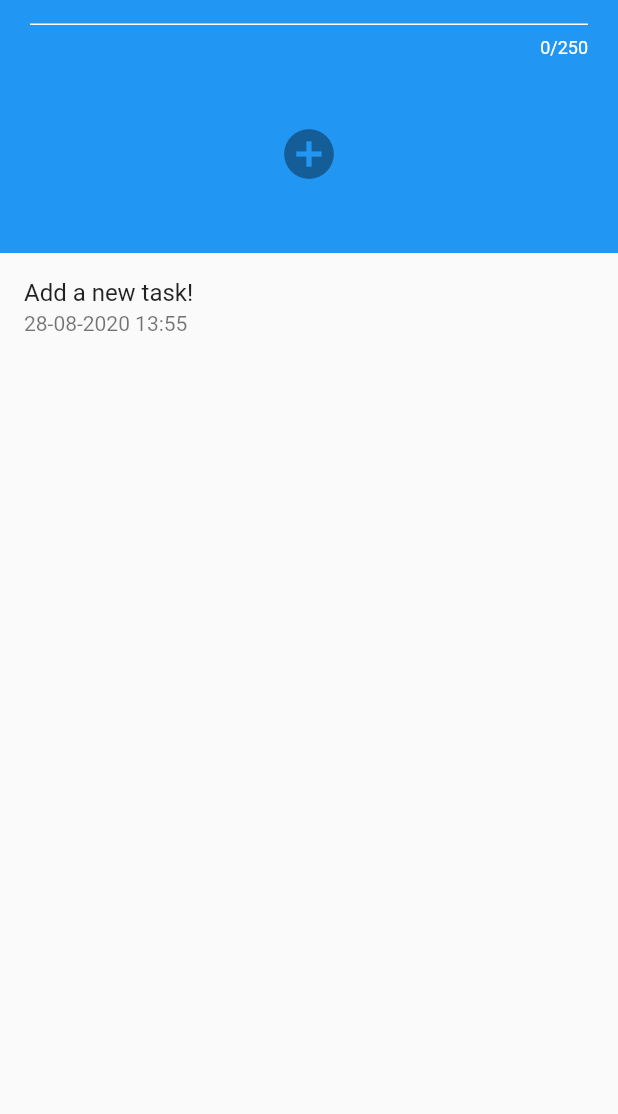
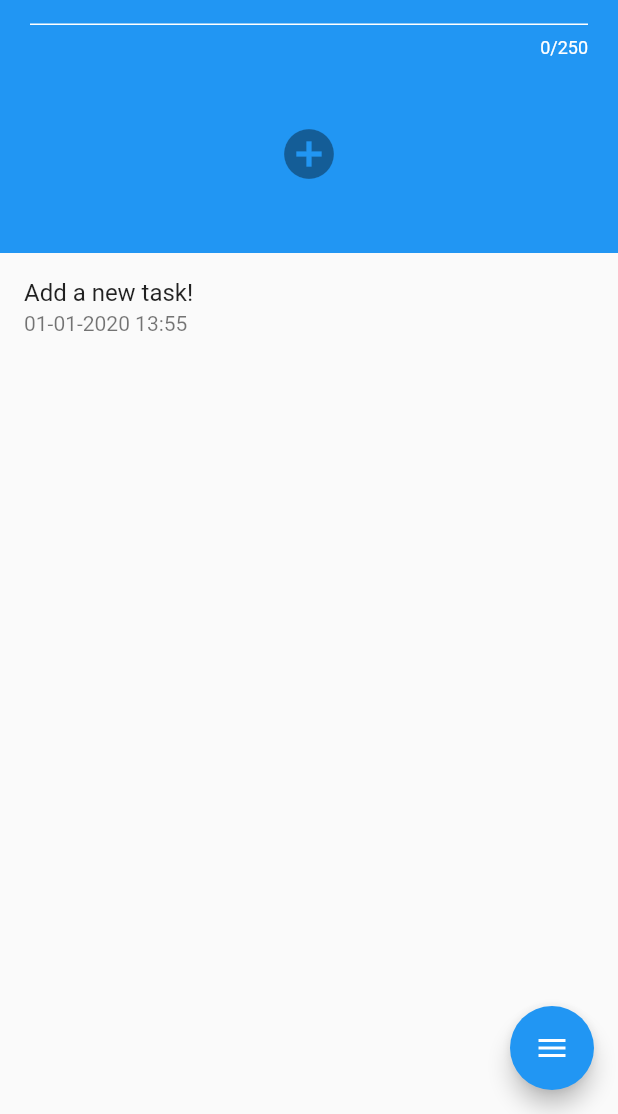
Before and after one commit to Anerak/to-do-flutter-app, a Flutter app: the screen it shows after launch, on a phone screen of 412 x 824 dp, the part 122-1236 px from its top. Run offline on Flutter 3.47's test engine with Material 2 defaults, Android fonts, the phone set to English and light mode, and no system bars; drawn by our look-alikes of flutter_speed_dial; our stand-ins replace shared_preferences, sqflite; accounts and stored records are empty; statements that could not run were skipped.

Commit message:
Added Undo snackbar, list sorting

```diff
--- a/lib/src/blocs/db_provider.dart
+++ b/lib/src/blocs/db_provider.dart
@@ -35,7 +35,7 @@ class DBProvider {
         await db.insert(
             'Tasks',
             new TaskModel(
-                    title: 'Add a new task!', date: '28-08-2020', time: '13:55')
+                    title: 'Add a new task!', date: '01-01-2020', time: '13:55')
                 .toJson());
       },
     );
--- a/lib/src/models/userprefs.dart
+++ b/lib/src/models/userprefs.dart
@@ -20,6 +20,10 @@ class UserPrefs {
         accentColor: Colors.white,
         hintColor: Colors.white,
         accentIconTheme: IconThemeData(color: Colors.purple),
+        floatingActionButtonTheme: FloatingActionButtonThemeData(
+          backgroundColor: Colors.purple,
+          foregroundColor: Colors.white,
+        ),
       );
     } else {
       return ThemeData.dark();
--- a/lib/src/pages/list_page.dart
+++ b/lib/src/pages/list_page.dart
@@ -1,5 +1,6 @@
 import 'package:flutter/material.dart';
 import 'package:intl/intl.dart';
+import 'package:flutter_speed_dial/flutter_speed_dial.dart';
 
 import 'package:todo_app/src/blocs/db_provider.dart';
 import 'package:todo_app/src/blocs/tasks_bloc.dart';
@@ -15,6 +16,8 @@ class _TodoListPageState extends State<TodoListPage> {
   String _title = '';
   String _date = '';
   String _time = '';
+  int _order = 0;
+  bool _ascOrder = true;
 
   bool _editMode = false;
   TaskModel _currentTask = new TaskModel();
@@ -34,6 +37,7 @@ class _TodoListPageState extends State<TodoListPage> {
     return SafeArea(
       child: Scaffold(
         drawer: MenuWidget(),
+        floatingActionButton: _speedDial(),
         body: CustomScrollView(
           slivers: [
             _addTaskHeader(),
@@ -41,6 +45,34 @@ class _TodoListPageState extends State<TodoListPage> {
           ],
         ),
       ),
+    );
+  }
+
+  SpeedDial _speedDial() {
+    List<IconData> _icons = [
+      Icons.format_list_bulleted,
+      Icons.sort_by_alpha,
+      Icons.access_time,
+      Icons.date_range,
+    ];
+    return SpeedDial(
+      animatedIcon: AnimatedIcons.menu_close,
+      closeManually: true,
+      shape: CircleBorder(),
+      marginBottom: 20.0,
+      children: [
+        SpeedDialChild(
+          child: Icon(_ascOrder ? Icons.arrow_downward : Icons.arrow_upward),
+          onTap: () => setState(() => _ascOrder = !_ascOrder),
+        ),
+        SpeedDialChild(
+          child: Icon(_icons[_order]),
+          onTap: () => setState(() {
+            _order++;
+            if (_order >= _icons.length) _order = 0;
+          }),
+        ),
+      ],
     );
   }
 
@@ -151,12 +183,7 @@ class _TodoListPageState extends State<TodoListPage> {
                     : () {
                         FocusScope.of(context).requestFocus(new FocusNode());
                         _submitTask();
-                        }
-
-                  /*() {
-                  FocusScope.of(context).requestFocus(new FocusNode());
-                  _title.trim() != null ? _submitTask() : (){ null };
-                },*/
+                      },
               )
             ],
           ),
@@ -169,45 +196,46 @@ class _TodoListPageState extends State<TodoListPage> {
     return StreamBuilder(
       stream: _tasksBloc.taskStream,
       builder: (BuildContext context, snapshot) {
-        if (!snapshot.hasData)
+        if (!snapshot.hasData || snapshot.data.length == 0)
           return SliverToBoxAdapter(
             // make sure to keep this SliverToBoxAdapter, otherwise the Center widget will make the app crash and we don't want that.
             child: Center(
-              child: Text('No pending tasks'),
+              child: Column(
+                children: [
+                  SizedBox(
+                    height: 20.0,
+                  ),
+                  Text(
+                    'No pending tasks',
+                    style: TextStyle(fontSize: 20.0, color: Colors.grey),
+                  ),
+                ],
+              ),
             ),
           );
-        final List<TaskModel> data = snapshot.data;
+        final List<TaskModel> data = _orderList(snapshot.data, _order);
         return SliverList(
           delegate: SliverChildBuilderDelegate(
             (BuildContext context, int index) {
-              if (data.length == null || data.length == 0)
-                return ListTile(
-                  title: Text('No pending tasks!'),
-                );
               return Dismissible(
                 key: UniqueKey(),
                 background: Container(
                   alignment: Alignment.centerLeft,
                   padding: EdgeInsets.only(left: 20.0),
                   color: Colors.lightBlue,
-                  child: Icon(
-                    Icons.edit,
-                    color: Colors.white,
-                  ),
+                  child: Icon(Icons.edit, color: Colors.white),
                 ),
                 secondaryBackground: Container(
                   alignment: Alignment.centerRight,
                   padding: EdgeInsets.only(right: 20.0),
                   color: Colors.red,
-                  child: Icon(
-                    Icons.delete,
-                    color: Colors.white,
-                  ),
+                  child: Icon(Icons.delete, color: Colors.white),
                 ),
                 onDismissed: (direction) {
                   if (direction == DismissDirection.startToEnd) {
                     _editTask(data[index]);
                   } else {
+                    _undoDelete(context, data[index]);
                     _tasksBloc.deleteTask(data[index].id);
                   }
                 },
@@ -222,6 +250,41 @@ class _TodoListPageState extends State<TodoListPage> {
         );
       },
     );
+  }
+
+  void _undoDelete(BuildContext context, TaskModel oldTask) {
+    SnackBar _snackBar = SnackBar(
+      content: Text('Task deleted!'),
+      action: SnackBarAction(
+        label: 'Undo',
+        onPressed: () => _tasksBloc.addTask(oldTask),
+      ),
+    );
+    Scaffold.of(context).showSnackBar(_snackBar);
+  }
+
+  List<TaskModel> _orderList(List<TaskModel> inData, int orderValue) {
+    List<TaskModel> outData = inData;
+    switch (orderValue) {
+      case 0: // simple ID order
+        if (!_ascOrder) outData.sort((a, b) => b.id.compareTo(a.id));
+        break;
+      case 1: // String comparison
+        outData.sort((a, b) => _ascOrder
+            ? a.title.compareTo(b.title)
+            : b.title.compareTo(a.title));
+        break;
+      case 2: // Time comparison
+        outData.sort((a, b) =>
+            _ascOrder ? a.time.compareTo(b.time) : b.time.compareTo(a.time));
+        break;
+      case 3: // Date comparison
+        outData.sort((a, b) =>
+            _ascOrder ? a.date.compareTo(b.date) : b.date.compareTo(a.date));
+        break;
+      default:
+    }
+    return outData;
   }
 
   void _datePicker(BuildContext context) async {
--- a/pubspec.yaml
+++ b/pubspec.yaml
@@ -17,7 +17,7 @@ dependencies:
   sqflite: ^1.3.1+1
   provider: ^4.3.2+1
   shared_preferences: ^0.5.10
-
+  flutter_speed_dial: ^1.2.5
 dev_dependencies:
   flutter_test:
     sdk: flutter
```
Also changed, not shown: lib/src/widgets/menu_widget.dart (+15 -0 lines), pubspec.lock, 1 other file. Lines whose indentation alone changed are shown as unchanged.
